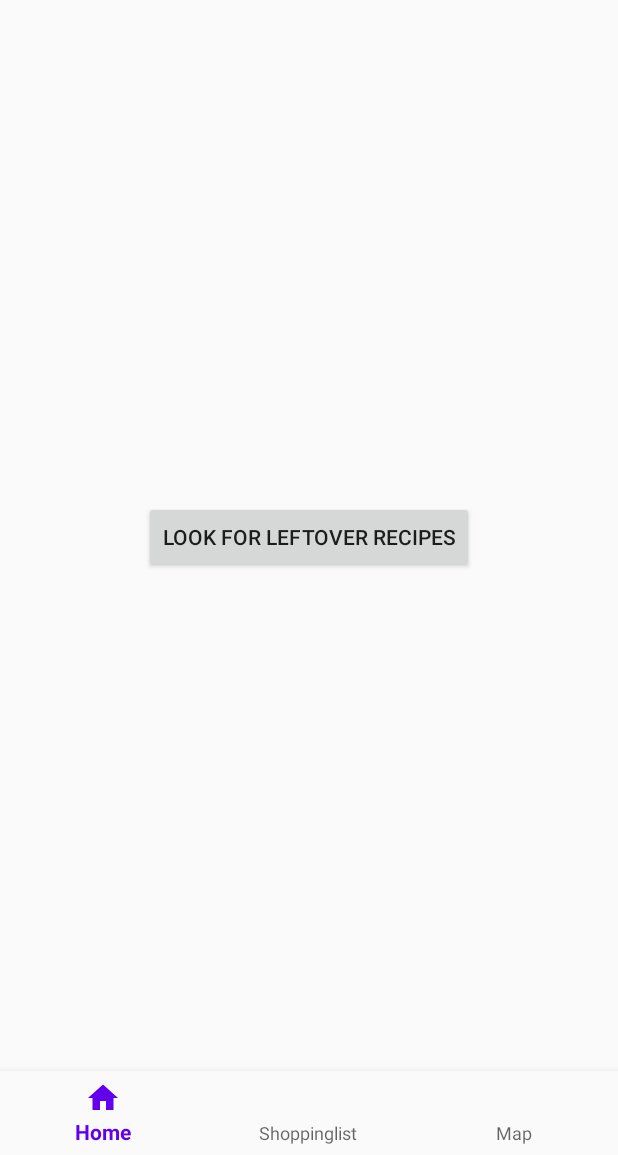
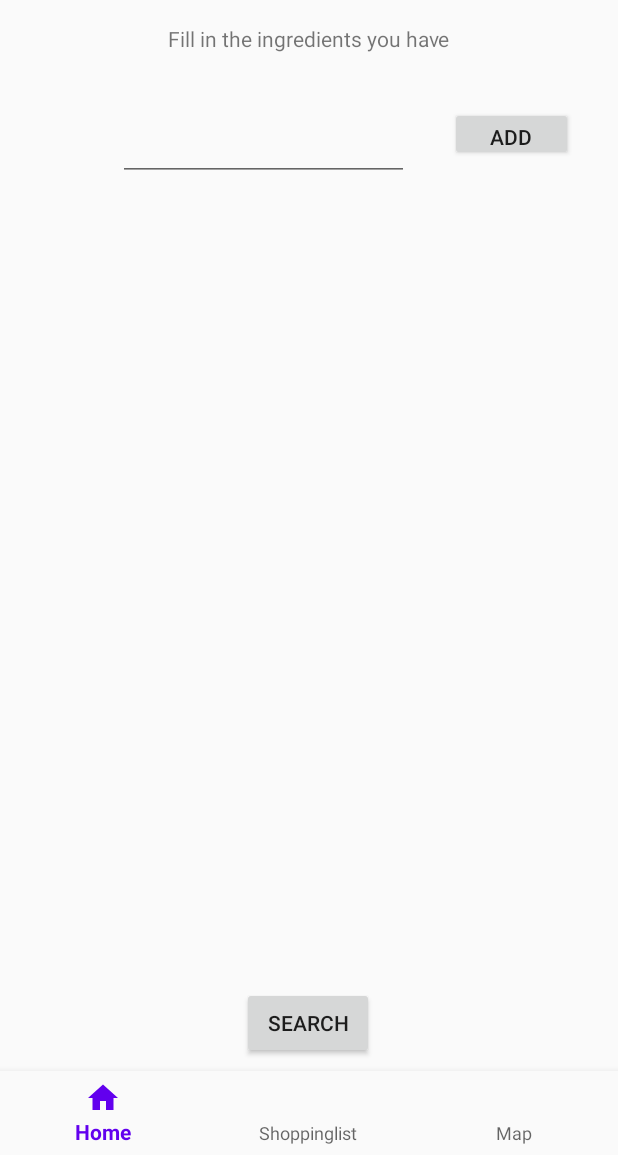
Before and after one commit to JelleZuiderveld/MadstoneLeftOvers, an Android app: the screen it shows after launch (MainActivity), on a phone screen of 412 x 824 dp, the part 81-1236 px from its top. Run offline under Robolectric (Android 15) with nearby library versions, the phone set to English and light mode, and no system bars; our stand-ins replace navigation-ui.

Commit message:
User can fill in ingredients they have

```diff
--- a/app/src/main/AndroidManifest.xml
+++ b/app/src/main/AndroidManifest.xml
@@ -12,7 +12,8 @@
         <activity
             android:name=".ui.MainActivity"
             android:label="@string/app_name"
-            android:theme="@style/AppTheme.NoActionBar">
+            android:theme="@style/AppTheme.NoActionBar"
+            android:windowSoftInputMode="adjustPan">
             <intent-filter>
                 <action android:name="android.intent.action.MAIN" />
 
--- /dev/null
+++ b/app/src/main/java/com/example/madstone/model/SearchIngredient.kt
@@ -0,0 +1,5 @@
+package com.example.madstone.model
+
+data class SearchIngredient(
+    var searchText: String
+)
--- a/app/src/main/java/com/example/madstone/ui/HomeFragment.kt
+++ b/app/src/main/java/com/example/madstone/ui/HomeFragment.kt
@@ -25,8 +25,5 @@ class HomeFragment : Fragment() {
     override fun onViewCreated(view: View, savedInstanceState: Bundle?) {
         super.onViewCreated(view, savedInstanceState)
 
-        view.findViewById<Button>(R.id.button_first).setOnClickListener {
-            findNavController().navigate(R.id.action_FirstFragment_to_SecondFragment)
-        }
     }
 }
--- a/app/src/main/java/com/example/madstone/ui/MainActivity.kt
+++ b/app/src/main/java/com/example/madstone/ui/MainActivity.kt
@@ -24,7 +24,7 @@ class MainActivity : AppCompatActivity() {
         val appBarConfiguration = AppBarConfiguration(setOf(
                 R.id.nav_home, R.id.nav_list, R.id.nav_map
         ))
-        setupActionBarWithNavController(navController, appBarConfiguration)
+        //setupActionBarWithNavController(navController, appBarConfiguration)
         navView.setupWithNavController(navController)
     }
 
--- /dev/null
+++ b/app/src/main/java/com/example/madstone/ui/SearchAdapter.kt
@@ -0,0 +1,37 @@
+package com.example.madstone.ui
+
+import android.view.LayoutInflater
+import android.view.View
+import android.view.ViewGroup
+import androidx.recyclerview.widget.RecyclerView
+import com.example.madstone.R
+import com.example.madstone.databinding.ItemSearchBinding
+import com.example.madstone.model.SearchIngredient
+import kotlinx.android.synthetic.main.item_search.view.*
+import java.text.FieldPosition
+
+class SearchAdapter (private val search: List<SearchIngredient>) :
+        RecyclerView.Adapter<SearchAdapter.ViewHolder>(){
+    inner class ViewHolder(itemView: View) : RecyclerView.ViewHolder(itemView){
+
+        private val binding = ItemSearchBinding.bind(itemView)
+
+        fun databind(search: SearchIngredient){
+            binding.tvItemSearch.text = search.searchText
+        }
+    }
+
+    override fun onCreateViewHolder(parent: ViewGroup, viewType: Int): ViewHolder {
+        return ViewHolder(
+            LayoutInflater.from(parent.context).inflate(R.layout.item_search, parent, false)
+        )
+    }
+
+    override fun getItemCount(): Int {
+        return search.size
+    }
+
+    override fun onBindViewHolder(holder: ViewHolder, position: Int){
+        holder.databind(search[position])
+    }
+}
--- a/app/src/main/java/com/example/madstone/ui/SearchFragment.kt
+++ b/app/src/main/java/com/example/madstone/ui/SearchFragment.kt
@@ -6,27 +6,64 @@ import android.view.LayoutInflater
 import android.view.View
 import android.view.ViewGroup
 import android.widget.Button
+import android.widget.LinearLayout
+import android.widget.Toast
 import androidx.navigation.fragment.findNavController
+import androidx.recyclerview.widget.DividerItemDecoration
+import androidx.recyclerview.widget.LinearLayoutManager
+import androidx.recyclerview.widget.RecyclerView
 import com.example.madstone.R
+import com.example.madstone.databinding.FragmentSearchBinding
+import com.example.madstone.model.SearchIngredient
+import kotlinx.android.synthetic.main.fragment_search.*
 
 /**
  * A simple [Fragment] subclass as the second destination in the navigation.
  */
 class SearchFragment : Fragment() {
 
+    private val searches = arrayListOf<SearchIngredient>()
+    private val searchAdapter = SearchAdapter(searches)
+    private lateinit var binding: FragmentSearchBinding
+
     override fun onCreateView(
             inflater: LayoutInflater, container: ViewGroup?,
             savedInstanceState: Bundle?
     ): View? {
         // Inflate the layout for this fragment
-        return inflater.inflate(R.layout.fragment_search, container, false)
+        binding = FragmentSearchBinding.inflate(inflater, container, false)
+        return binding.root
     }
 
     override fun onViewCreated(view: View, savedInstanceState: Bundle?) {
         super.onViewCreated(view, savedInstanceState)
 
-        view.findViewById<Button>(R.id.button_second).setOnClickListener {
-            findNavController().navigate(R.id.action_SecondFragment_to_FirstFragment)
+        initViews()
+    }
+
+    private fun initViews(){
+        binding.recyclerView.layoutManager = LinearLayoutManager(context, RecyclerView.VERTICAL, false)
+        binding.recyclerView.adapter = searchAdapter
+        binding.recyclerView.addItemDecoration(
+            DividerItemDecoration(
+                context,
+                DividerItemDecoration.VERTICAL
+            )
+        )
+
+        binding.addIngredientSearch.setOnClickListener{
+            val searching = binding.textInputEditText.text.toString()
+            addIngredient(searching)
+        }
+    }
+
+    private fun addIngredient(search: String){
+        if(search.isNotBlank()){
+            searches.add(SearchIngredient(search))
+            searchAdapter.notifyDataSetChanged()
+            binding.textInputEditText.text?.clear()
+        } else{
+
         }
     }
 }
--- a/app/src/main/res/layout/fragment_search.xml
+++ b/app/src/main/res/layout/fragment_search.xml
@@ -31,46 +31,47 @@
 
     <androidx.recyclerview.widget.RecyclerView
         android:id="@+id/recyclerView"
-        android:layout_width="255dp"
-        android:layout_height="395dp"
-        android:layout_marginBottom="144dp"
+        android:layout_width="235dp"
+        android:layout_height="322dp"
+        android:layout_marginBottom="168dp"
+        android:scrollbars="vertical"
         app:layout_constraintBottom_toBottomOf="parent"
         app:layout_constraintEnd_toEndOf="parent"
-        app:layout_constraintStart_toStartOf="parent" />
+        app:layout_constraintStart_toStartOf="parent"
+        />
 
     <com.google.android.material.textfield.TextInputEditText
         android:id="@+id/textInputEditText"
-        android:layout_width="196dp"
-        android:layout_height="34dp"
-        android:layout_marginTop="44dp"
-        app:layout_constraintBottom_toTopOf="@+id/recyclerView"
+        android:layout_width="194dp"
+        android:layout_height="49dp"
+        android:layout_marginTop="36dp"
         app:layout_constraintEnd_toEndOf="parent"
-        app:layout_constraintHorizontal_bias="0.364"
+        app:layout_constraintHorizontal_bias="0.362"
         app:layout_constraintStart_toStartOf="parent"
-        app:layout_constraintTop_toBottomOf="@+id/subtitle"
-        app:layout_constraintVertical_bias="0.0" />
+        app:layout_constraintTop_toBottomOf="@+id/subtitle" />
+
 
     <Button
+        android:id="@+id/addIngredientSearch"
         android:layout_width="82dp"
         android:layout_height="36dp"
+        android:layout_marginTop="36dp"
         android:text="@string/add"
-        app:layout_constraintBottom_toTopOf="@+id/recyclerView"
         app:layout_constraintEnd_toEndOf="parent"
-        app:layout_constraintHorizontal_bias="0.327"
+        app:layout_constraintHorizontal_bias="0.472"
         app:layout_constraintStart_toEndOf="@+id/textInputEditText"
-        app:layout_constraintTop_toBottomOf="@+id/subtitle"
-        app:layout_constraintVertical_bias="0.671" />
+        app:layout_constraintTop_toBottomOf="@+id/subtitle" />
 
     <Button
+        android:id="@+id/searchBtn"
         android:layout_width="wrap_content"
         android:layout_height="wrap_content"
+        android:layout_marginBottom="64dp"
         android:text="@string/search"
         app:layout_constraintBottom_toBottomOf="parent"
         app:layout_constraintEnd_toEndOf="parent"
         app:layout_constraintHorizontal_bias="0.498"
-        app:layout_constraintStart_toStartOf="parent"
-        app:layout_constraintTop_toBottomOf="@+id/recyclerView"
-        app:layout_constraintVertical_bias="0.291" />
+        app:layout_constraintStart_toStartOf="parent" />
 
 
 </androidx.constraintlayout.widget.ConstraintLayout>
--- a/app/src/main/res/navigation/nav_graph.xml
+++ b/app/src/main/res/navigation/nav_graph.xml
@@ -3,26 +3,10 @@
     xmlns:app="http://schemas.android.com/apk/res-auto"
     xmlns:tools="http://schemas.android.com/tools"
     android:id="@+id/nav_graph"
-    app:startDestination="@id/FirstFragment">
-
+    app:startDestination="@id/searchFragment">
     <fragment
-        android:id="@+id/FirstFragment"
-        android:name="com.example.madstone.ui.HomeFragment"
-        android:label="@string/first_fragment_label"
-        tools:layout="@layout/fragment_home">
-
-        <action
-            android:id="@+id/action_FirstFragment_to_SecondFragment"
-            app:destination="@id/SecondFragment" />
-    </fragment>
-    <fragment
-        android:id="@+id/SecondFragment"
+        android:id="@+id/searchFragment"
         android:name="com.example.madstone.ui.SearchFragment"
-        android:label="@string/second_fragment_label"
-        tools:layout="@layout/fragment_search">
-
-        <action
-            android:id="@+id/action_SecondFragment_to_FirstFragment"
-            app:destination="@id/FirstFragment" />
-    </fragment>
+        android:label="fragment_search"
+        tools:layout="@layout/fragment_search" />
 </navigation>
```
Also changed, not shown: app/build.gradle (+6 -2 lines), app/src/main/res/layout/item_search.xml (added, +16 -0 lines).
